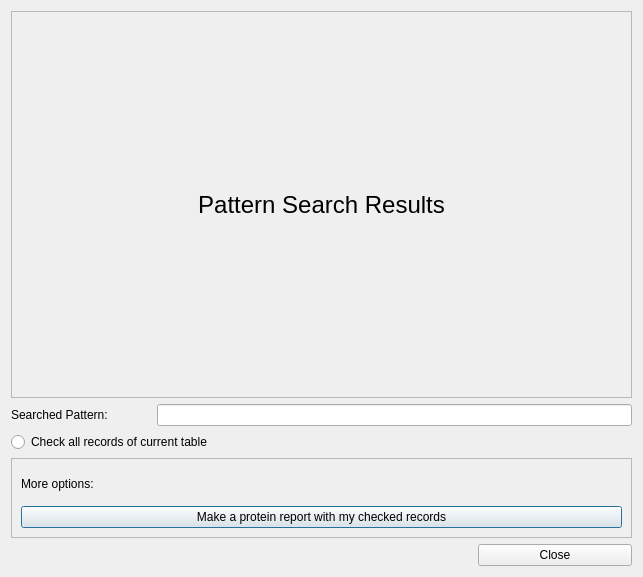
First picture: the form in PatternSearchResultDialog.ui, repository WilsonImmunologyLab/VGenes, before the edit.
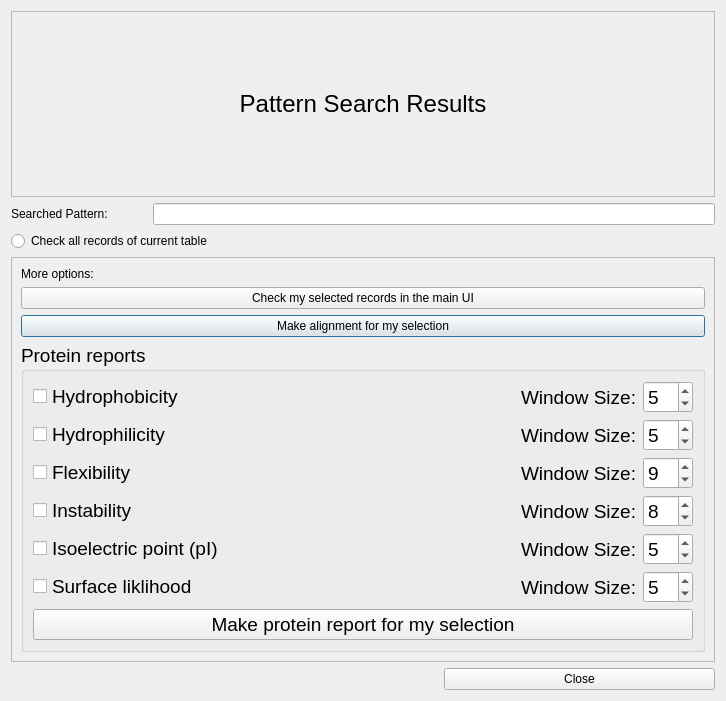
Second picture: the form after the edit.

Commit message: update MSA and protein report function

What changed in the file:
```diff
--- a/PatternSearchResultDialog.ui
+++ b/PatternSearchResultDialog.ui
@@ -6,14 +6,41 @@
    <rect>
     <x>0</x>
     <y>0</y>
-    <width>643</width>
-    <height>577</height>
+    <width>726</width>
+    <height>701</height>
    </rect>
   </property>
   <property name="windowTitle">
    <string>Dialog</string>
   </property>
-  <layout class="QGridLayout" name="gridLayout_2">
+  <layout class="QGridLayout" name="gridLayout_3">
+   <item row="0" column="0" colspan="3">
+    <widget class="QFrame" name="frame">
+     <property name="frameShape">
+      <enum>QFrame::StyledPanel</enum>
+     </property>
+     <property name="frameShadow">
+      <enum>QFrame::Raised</enum>
+     </property>
+     <layout class="QGridLayout" name="gridLayout">
+      <item row="0" column="0">
+       <widget class="QLabel" name="label">
+        <property name="font">
+         <font>
+          <pointsize>18</pointsize>
+         </font>
+        </property>
+        <property name="text">
+         <string>Pattern Search Results</string>
+        </property>
+        <property name="alignment">
+         <set>Qt::AlignCenter</set>
+        </property>
+       </widget>
+      </item>
+     </layout>
+    </widget>
+   </item>
    <item row="1" column="0">
     <widget class="QLabel" name="label_2">
      <property name="maximumSize">
@@ -27,18 +54,8 @@
      </property>
     </widget>
    </item>
-   <item row="5" column="0" colspan="3">
-    <spacer name="horizontalSpacer">
-     <property name="orientation">
-      <enum>Qt::Horizontal</enum>
-     </property>
-     <property name="sizeHint" stdset="0">
-      <size>
-       <width>453</width>
-       <height>20</height>
-      </size>
-     </property>
-    </spacer>
+   <item row="1" column="1" colspan="2">
+    <widget class="QLineEdit" name="lineEdit"/>
    </item>
    <item row="2" column="0" colspan="2">
     <widget class="QRadioButton" name="radioButtonCheckAll">
@@ -47,12 +64,15 @@
      </property>
     </widget>
    </item>
-   <item row="4" column="0" colspan="4">
+   <item row="3" column="0" colspan="3">
+    <layout class="QGridLayout" name="gridLayoutMain"/>
+   </item>
+   <item row="4" column="0" colspan="3">
     <widget class="QFrame" name="frame_2">
      <property name="maximumSize">
       <size>
-       <width>16777215</width>
-       <height>80</height>
+       <width>10000</width>
+       <height>10000</height>
       </size>
      </property>
      <property name="frameShape">
@@ -72,53 +92,376 @@
       <item>
        <widget class="QPushButton" name="pushButtonReport">
         <property name="text">
-         <string>Make a protein report with my checked records</string>
+         <string>Check my selected records in the main UI</string>
         </property>
+        <property name="autoDefault">
+         <bool>false</bool>
+        </property>
+       </widget>
+      </item>
+      <item>
+       <widget class="QPushButton" name="pushButtonAlignment">
+        <property name="text">
+         <string>Make alignment for my selection</string>
+        </property>
+       </widget>
+      </item>
+      <item>
+       <widget class="QGroupBox" name="groupBox">
+        <property name="font">
+         <font>
+          <pointsize>14</pointsize>
+         </font>
+        </property>
+        <property name="title">
+         <string>Protein reports</string>
+        </property>
+        <layout class="QGridLayout" name="gridLayout_2">
+         <item row="0" column="0">
+          <widget class="QCheckBox" name="checkBox1">
+           <property name="text">
+            <string>Hydrophobicity</string>
+           </property>
+          </widget>
+         </item>
+         <item row="0" column="1">
+          <spacer name="horizontalSpacer_2">
+           <property name="orientation">
+            <enum>Qt::Horizontal</enum>
+           </property>
+           <property name="sizeHint" stdset="0">
+            <size>
+             <width>336</width>
+             <height>20</height>
+            </size>
+           </property>
+          </spacer>
+         </item>
+         <item row="0" column="2">
+          <widget class="QLabel" name="label_3">
+           <property name="text">
+            <string>Window Size:</string>
+           </property>
+          </widget>
+         </item>
+         <item row="0" column="3">
+          <widget class="QSpinBox" name="spinBox1">
+           <property name="minimumSize">
+            <size>
+             <width>50</width>
+             <height>0</height>
+            </size>
+           </property>
+           <property name="maximumSize">
+            <size>
+             <width>50</width>
+             <height>16777215</height>
+            </size>
+           </property>
+           <property name="minimum">
+            <number>2</number>
+           </property>
+           <property name="maximum">
+            <number>30</number>
+           </property>
+           <property name="value">
+            <number>5</number>
+           </property>
+          </widget>
+         </item>
+         <item row="1" column="0">
+          <widget class="QCheckBox" name="checkBox2">
+           <property name="text">
+            <string>Hydrophilicity</string>
+           </property>
+          </widget>
+         </item>
+         <item row="1" column="1">
+          <spacer name="horizontalSpacer_3">
+           <property name="orientation">
+            <enum>Qt::Horizontal</enum>
+           </property>
+           <property name="sizeHint" stdset="0">
+            <size>
+             <width>336</width>
+             <height>20</height>
+            </size>
+           </property>
+          </spacer>
+         </item>
+         <item row="1" column="2">
+          <widget class="QLabel" name="label_4">
+           <property name="text">
+            <string>Window Size:</string>
+           </property>
+          </widget>
+         </item>
+         <item row="1" column="3">
+          <widget class="QSpinBox" name="spinBox2">
+           <property name="minimumSize">
+            <size>
+             <width>50</width>
+             <height>0</height>
+            </size>
+           </property>
+           <property name="maximumSize">
+            <size>
+             <width>50</width>
+             <height>16777215</height>
+            </size>
+           </property>
+           <property name="minimum">
+            <number>2</number>
+           </property>
+           <property name="maximum">
+            <number>30</number>
+           </property>
+           <property name="value">
+            <number>5</number>
+           </property>
+          </widget>
+         </item>
+         <item row="2" column="0">
+          <widget class="QCheckBox" name="checkBox3">
+           <property name="text">
+            <string>Flexibility</string>
+           </property>
+          </widget>
+         </item>
+         <item row="2" column="1">
+          <spacer name="horizontalSpacer_4">
+           <property name="orientation">
+            <enum>Qt::Horizontal</enum>
+           </property>
+           <property name="sizeHint" stdset="0">
+            <size>
+             <width>336</width>
+             <height>20</height>
+            </size>
+           </property>
+          </spacer>
+         </item>
+         <item row="2" column="2">
+          <widget class="QLabel" name="label_6">
+           <property name="text">
+            <string>Window Size:</string>
+           </property>
+          </widget>
+         </item>
+         <item row="2" column="3">
+          <widget class="QSpinBox" name="spinBox3">
+           <property name="minimumSize">
+            <size>
+             <width>50</width>
+             <height>0</height>
+            </size>
+           </property>
+           <property name="maximumSize">
+            <size>
+             <width>50</width>
+             <height>16777215</height>
+            </size>
+           </property>
+           <property name="minimum">
+            <number>2</number>
+           </property>
+           <property name="maximum">
+            <number>30</number>
+           </property>
+           <property name="value">
+            <number>9</number>
+           </property>
+          </widget>
+         </item>
+         <item row="3" column="0">
+          <widget class="QCheckBox" name="checkBox4">
+           <property name="text">
+            <string>Instability</string>
+           </property>
+          </widget>
+         </item>
+         <item row="3" column="1">
+          <spacer name="horizontalSpacer_5">
+           <property name="orientation">
+            <enum>Qt::Horizontal</enum>
+           </property>
+           <property name="sizeHint" stdset="0">
+            <size>
+             <width>336</width>
+             <height>20</height>
+            </size>
+           </property>
+          </spacer>
+         </item>
+         <item row="3" column="2">
+          <widget class="QLabel" name="label_7">
+           <property name="text">
+            <string>Window Size:</string>
+           </property>
+          </widget>
+         </item>
+         <item row="3" column="3">
+          <widget class="QSpinBox" name="spinBox4">
+           <property name="minimumSize">
+            <size>
+             <width>50</width>
+             <height>0</height>
+            </size>
+           </property>
+           <property name="maximumSize">
+            <size>
+             <width>50</width>
+             <height>16777215</height>
+            </size>
+           </property>
+           <property name="minimum">
+            <number>2</number>
+           </property>
+           <property name="maximum">
+            <number>30</number>
+           </property>
+           <property name="value">
+            <number>8</number>
+           </property>
+          </widget>
+         </item>
+         <item row="4" column="0">
+          <widget class="QCheckBox" name="checkBox5">
+           <property name="text">
+            <string>Isoelectric point (pI)</string>
+           </property>
+          </widget>
+         </item>
+         <item row="4" column="1">
+          <spacer name="horizontalSpacer_6">
+           <property name="orientation">
+            <enum>Qt::Horizontal</enum>
+           </property>
+           <property name="sizeHint" stdset="0">
+            <size>
+             <width>336</width>
+             <height>20</height>
+            </size>
+           </property>
+          </spacer>
+         </item>
+         <item row="4" column="2">
+          <widget class="QLabel" name="label_8">
+           <property name="text">
+            <string>Window Size:</string>
+           </property>
+          </widget>
+         </item>
+         <item row="4" column="3">
+          <widget class="QSpinBox" name="spinBox5">
+           <property name="minimumSize">
+            <size>
+             <width>50</width>
+             <height>0</height>
+            </size>
+           </property>
+           <property name="maximumSize">
+            <size>
+             <width>50</width>
+             <height>16777215</height>
+            </size>
+           </property>
+           <property name="minimum">
+            <number>2</number>
+           </property>
+           <property name="maximum">
+            <number>30</number>
+           </property>
+           <property name="value">
+            <number>5</number>
+           </property>
+          </widget>
+         </item>
+         <item row="5" column="0">
+          <widget class="QCheckBox" name="checkBox6">
+           <property name="text">
+            <string>Surface liklihood</string>
+           </property>
+          </widget>
+         </item>
+         <item row="5" column="1">
+          <spacer name="horizontalSpacer_7">
+           <property name="orientation">
+            <enum>Qt::Horizontal</enum>
+           </property>
+           <property name="sizeHint" stdset="0">
+            <size>
+             <width>336</width>
+             <height>20</height>
+            </size>
+           </property>
+          </spacer>
+         </item>
+         <item row="5" column="2">
+          <widget class="QLabel" name="label_9">
+           <property name="text">
+            <string>Window Size:</string>
+           </property>
+          </widget>
+         </item>
+         <item row="5" column="3">
+          <widget class="QSpinBox" name="spinBox6">
+           <property name="minimumSize">
+            <size>
+             <width>50</width>
+             <height>0</height>
+            </size>
+           </property>
+           <property name="maximumSize">
+            <size>
+             <width>50</width>
+             <height>16777215</height>
+            </size>
+           </property>
+           <property name="minimum">
+            <number>2</number>
+           </property>
+           <property name="maximum">
+            <number>30</number>
+           </property>
+           <property name="value">
+            <number>5</number>
+           </property>
+          </widget>
+         </item>
+         <item row="6" column="0" colspan="4">
+          <widget class="QPushButton" name="pushButtonProtein">
+           <property name="text">
+            <string>Make protein report for my selection</string>
+           </property>
+          </widget>
+         </item>
+        </layout>
        </widget>
       </item>
      </layout>
     </widget>
    </item>
-   <item row="5" column="3">
+   <item row="5" column="0" colspan="2">
+    <spacer name="horizontalSpacer">
+     <property name="orientation">
+      <enum>Qt::Horizontal</enum>
+     </property>
+     <property name="sizeHint" stdset="0">
+      <size>
+       <width>461</width>
+       <height>20</height>
+      </size>
+     </property>
+    </spacer>
+   </item>
+   <item row="5" column="2">
     <widget class="QPushButton" name="pushButtonClose">
      <property name="text">
       <string>Close</string>
      </property>
     </widget>
    </item>
-   <item row="0" column="0" colspan="4">
-    <widget class="QFrame" name="frame">
-     <property name="frameShape">
-      <enum>QFrame::StyledPanel</enum>
-     </property>
-     <property name="frameShadow">
-      <enum>QFrame::Raised</enum>
-     </property>
-     <layout class="QGridLayout" name="gridLayout">
-      <item row="0" column="0">
-       <widget class="QLabel" name="label">
-        <property name="font">
-         <font>
-          <pointsize>18</pointsize>
-         </font>
-        </property>
-        <property name="text">
-         <string>Pattern Search Results</string>
-        </property>
-        <property name="alignment">
-         <set>Qt::AlignCenter</set>
-        </property>
-       </widget>
-      </item>
-     </layout>
-    </widget>
-   </item>
-   <item row="1" column="1" colspan="3">
-    <widget class="QLineEdit" name="lineEdit"/>
-   </item>
-   <item row="3" column="0" colspan="4">
-    <layout class="QGridLayout" name="gridLayoutMain"/>
-   </item>
   </layout>
  </widget>
  <resources/>
```
The commit also changes 3 other files.
